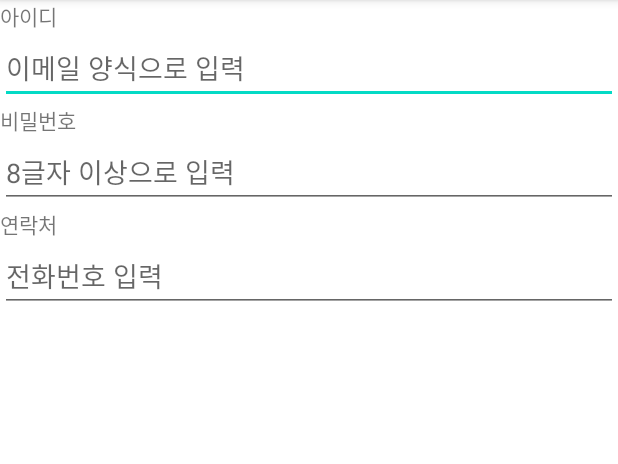
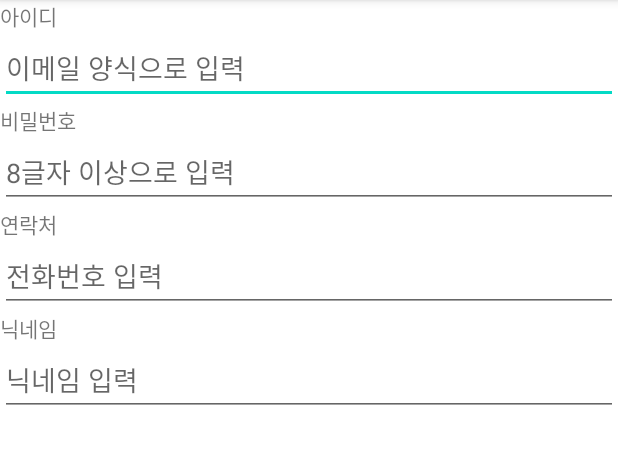
Before and after one commit to junho0615/Uiproject_20210306, an Android app: the screen it shows after launch (MainActivity), on a phone screen of 412 x 824 dp, the part 84-548 px from its top. Run offline under Robolectric (Android 15) with nearby library versions, the phone set to English and light mode, and no system bars.

Commit message:
singleLine 체험

```diff
--- a/app/src/main/res/layout/activity_main.xml
+++ b/app/src/main/res/layout/activity_main.xml
@@ -41,5 +41,15 @@
         android:hint="전화번호 입력"
         android:inputType="phone"/>
 
+    <TextView
+        android:layout_width="wrap_content"
+        android:layout_height="wrap_content"
+        android:text="닉네임" />
+
+    <EditText
+        android:layout_width="match_parent"
+        android:layout_height="wrap_content"
+        android:hint="닉네임 입력"
+        android:singleLine="true"/>
 
 </LinearLayout>
```
